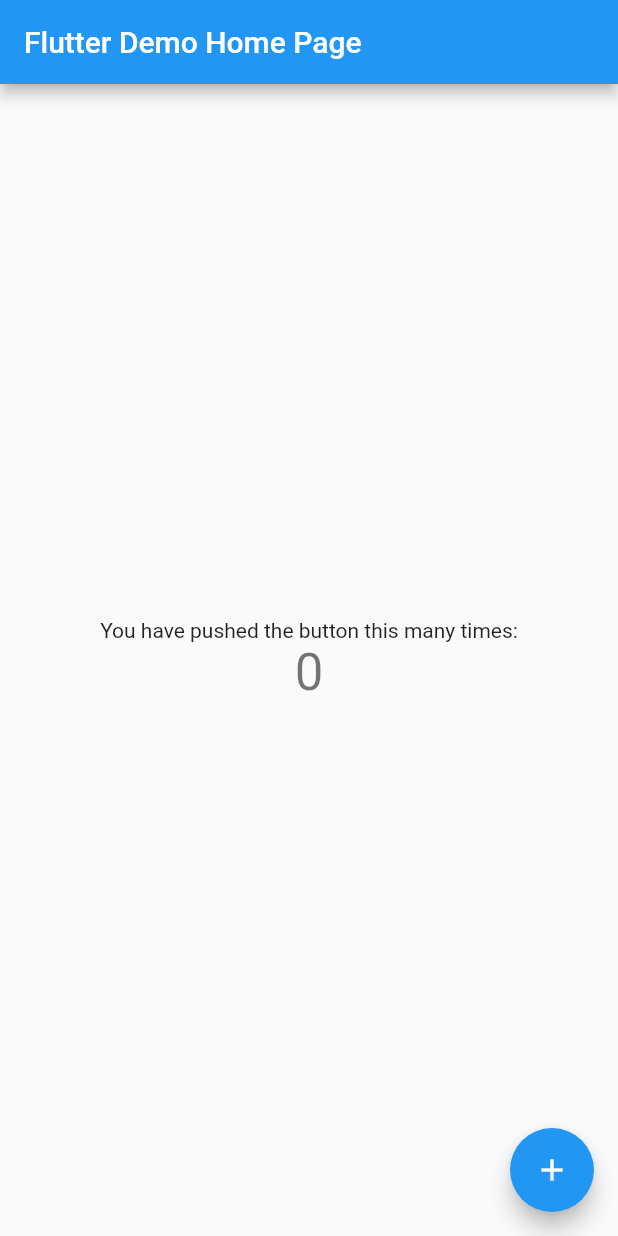
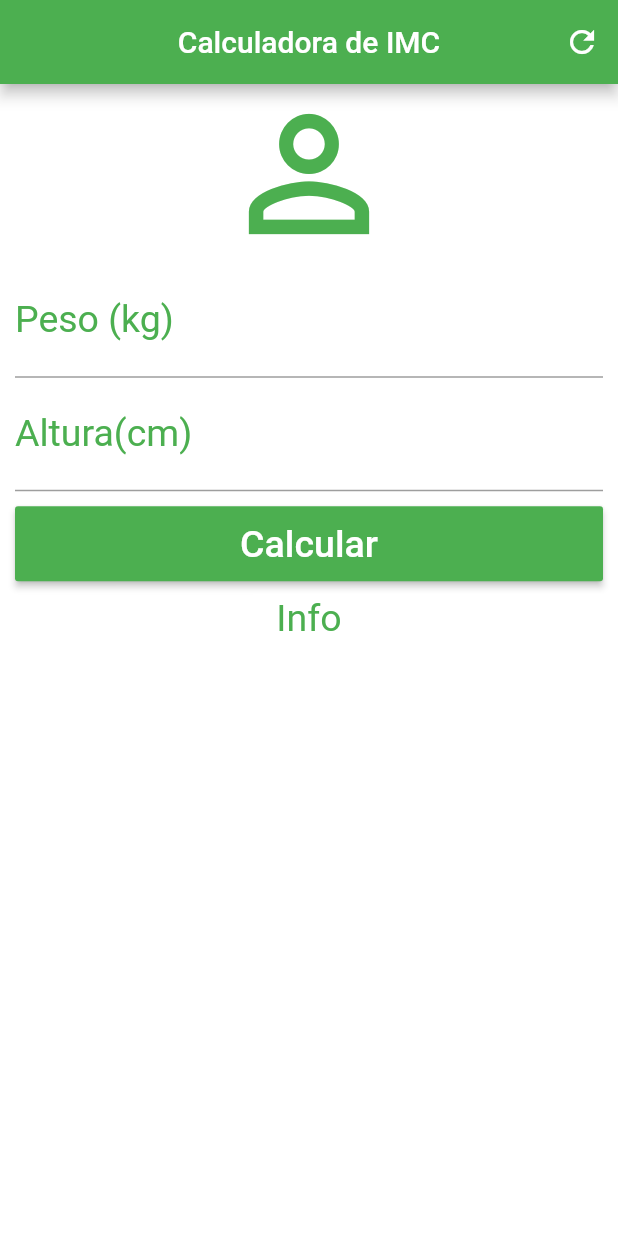
Before and after one commit to giiomontanari/calcular_imc, a Flutter app: the screen it shows after launch, on a phone screen of 412 x 824 dp. Run offline on Flutter 3.47's test engine with Material 2 defaults, Android fonts, the phone set to English and light mode, and no system bars.

Commit message:
Finalizando layout

```diff
--- a/lib/main.dart
+++ b/lib/main.dart
@@ -1,111 +1,66 @@
 import 'package:flutter/material.dart';
 
-void main() => runApp(MyApp());
+void main() {
+  runApp(MaterialApp(
+    home: Home(),
+  ));
+}
 
-class MyApp extends StatelessWidget {
-  // This widget is the root of your application.
+
+class Home extends StatefulWidget {
+  @override
+  _HomeState createState() => _HomeState();
+}
+
+class _HomeState extends State < Home > {
   @override
   Widget build(BuildContext context) {
-    return MaterialApp(
-      title: 'Flutter Demo',
-      theme: ThemeData(
-        // This is the theme of your application.
-        //
-        // Try running your application with "flutter run". You'll see the
-        // application has a blue toolbar. Then, without quitting the app, try
-        // changing the primarySwatch below to Colors.green and then invoke
-        // "hot reload" (press "r" in the console where you ran "flutter run",
-        // or simply save your changes to "hot reload" in a Flutter IDE).
-        // Notice that the counter didn't reset back to zero; the application
-        // is not restarted.
-        primarySwatch: Colors.blue,
+    return Scaffold(
+      appBar: AppBar(
+        title: Text("Calculadora de IMC"),
+        centerTitle: true,
+        backgroundColor: Colors.green,
+        actions: < Widget > [
+          IconButton(icon: Icon(Icons.refresh),
+            onPressed: () {}, )
+        ],
       ),
-      home: MyHomePage(title: 'Flutter Demo Home Page'),
+      backgroundColor: Colors.white,
+      body: SingleChildScrollView(
+        padding: EdgeInsets.fromLTRB(10, 0, 10, 0),
+        child: Column(
+          crossAxisAlignment: CrossAxisAlignment.stretch,
+          children: < Widget > [
+            Icon(Icons.person_outline, size: 120, color: Colors.green),
+            TextField(keyboardType: TextInputType.number,
+              decoration: InputDecoration(
+                labelText: "Peso (kg)",
+                labelStyle: TextStyle(color: Colors.green)),
+              textAlign: TextAlign.center,
+              style: TextStyle(color: Colors.green, fontSize: 25),
+            ),
+            TextField(keyboardType: TextInputType.number,
+              decoration: InputDecoration(
+                labelText: "Altura(cm)",
+                labelStyle: TextStyle(color: Colors.green)),
+              textAlign: TextAlign.center,
+              style: TextStyle(color: Colors.green, fontSize: 25),
+            ),
+            Padding(
+              padding: EdgeInsets.only(top: 10, bottom: 10),
+              child: Container(
+                height: 50,
+                child: RaisedButton(
+                  onPressed: () {},
+                  child: Text("Calcular", style: TextStyle(color: Colors.white, fontSize: 25)),
+                  color: Colors.green,
+                ),
+              ),
+            ),
+            Text("Info", textAlign: TextAlign.center, style: TextStyle(color: Colors.green, fontSize: 25), )
+          ],
+        ),
+      )
     );
   }
 }
-
-class MyHomePage extends StatefulWidget {
-  MyHomePage({Key key, this.title}) : super(key: key);
-
-  // This widget is the home page of your application. It is stateful, meaning
-  // that it has a State object (defined below) that contains fields that affect
-  // how it looks.
-
-  // This class is the configuration for the state. It holds the values (in this
-  // case the title) provided by the parent (in this case the App widget) and
-  // used by the build method of the State. Fields in a Widget subclass are
-  // always marked "final".
-
-  final String title;
-
-  @override
-  _MyHomePageState createState() => _MyHomePageState();
-}
-
-class _MyHomePageState extends State<MyHomePage> {
-  int _counter = 0;
-
-  void _incrementCounter() {
-    setState(() {
-      // This call to setState tells the Flutter framework that something has
-      // changed in this State, which causes it to rerun the build method below
-      // so that the display can reflect the updated values. If we changed
-      // _counter without calling setState(), then the build method would not be
-      // called again, and so nothing would appear to happen.
-      _counter++;
-    });
-  }
-
-  @override
-  Widget build(BuildContext context) {
-    // This method is rerun every time setState is called, for instance as done
-    // by the _incrementCounter method above.
-    //
-    // The Flutter framework has been optimized to make rerunning build methods
-    // fast, so that you can just rebuild anything that needs updating rather
-    // than having to individually change instances of widgets.
-    return Scaffold(
-      appBar: AppBar(
-        // Here we take the value from the MyHomePage object that was created by
-        // the App.build method, and use it to set our appbar title.
-        title: Text(widget.title),
-      ),
-      body: Center(
-        // Center is a layout widget. It takes a single child and positions it
-        // in the middle of the parent.
-        child: Column(
-          // Column is also layout widget. It takes a list of children and
-          // arranges them vertically. By default, it sizes itself to fit its
-          // children horizontally, and tries to be as tall as its parent.
-          //
-          // Invoke "debug painting" (press "p" in the console, choose the
-          // "Toggle Debug Paint" action from the Flutter Inspector in Android
-          // Studio, or the "Toggle Debug Paint" command in Visual Studio Code)
-          // to see the wireframe for each widget.
-          //
-          // Column has various properties to control how it sizes itself and
-          // how it positions its children. Here we use mainAxisAlignment to
-          // center the children vertically; the main axis here is the vertical
-          // axis because Columns are vertical (the cross axis would be
-          // horizontal).
-          mainAxisAlignment: MainAxisAlignment.center,
-          children: <Widget>[
-            Text(
-              'You have pushed the button this many times:',
-            ),
-            Text(
-              '$_counter',
-              style: Theme.of(context).textTheme.display1,
-            ),
-          ],
-        ),
-      ),
-      floatingActionButton: FloatingActionButton(
-        onPressed: _incrementCounter,
-        tooltip: 'Increment',
-        child: Icon(Icons.add),
-      ), // This trailing comma makes auto-formatting nicer for build methods.
-    );
-  }
-}
```
